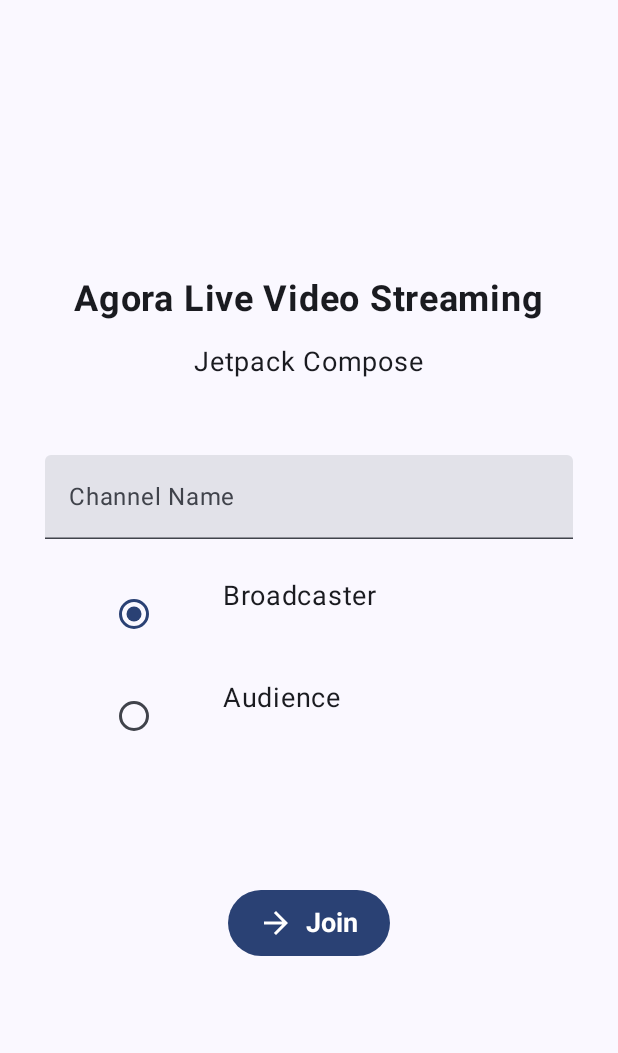
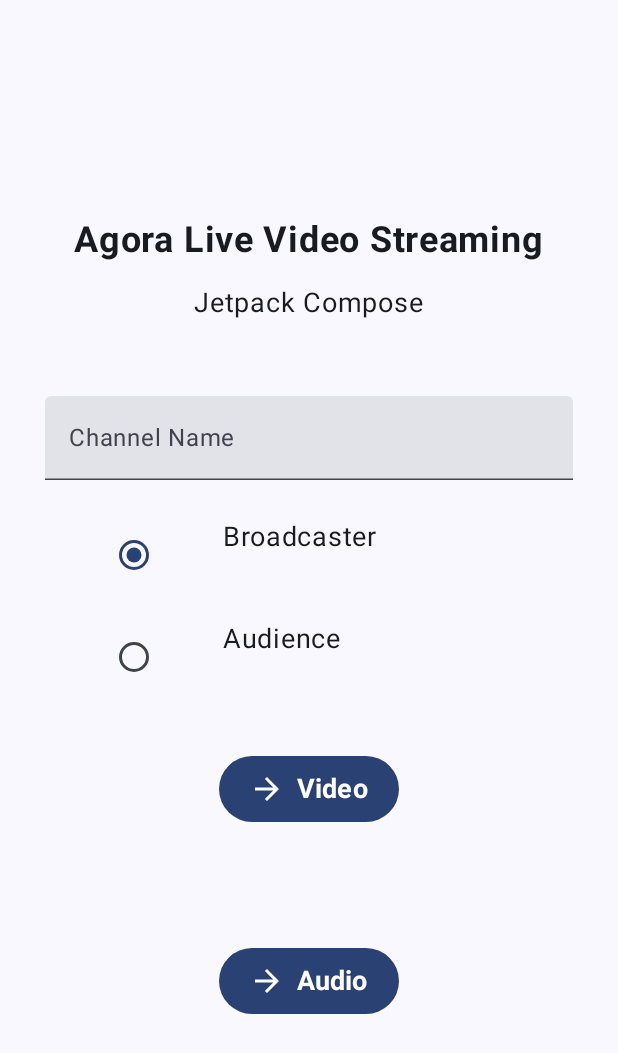
Before and after one commit to hmshohrab/AgoraCall, an Android app built with Jetpack Compose: the screen it shows after launch (MainActivity), on a phone screen of 412 x 824 dp. Shown: the top 1053 px of the screen. Run offline under Robolectric (Android 15) with nearby library versions, the phone set to English and light mode, and no system bars.

Commit message:
bug fixed

```diff
--- a/app/src/main/java/com/shohrab/agoraCall/AudioActivity.kt
+++ b/app/src/main/java/com/shohrab/agoraCall/AudioActivity.kt
@@ -162,7 +162,7 @@ private fun RemoteView(remoteListInfo: Map<Int, TextureView?>, mEngine: RtcEngin
 
 fun initAudioEngine(current: Context, eventHandler: IRtcEngineEventHandler, channelName: String, userRole: String): RtcEngine =
     RtcEngine.create(current, APP_ID, eventHandler).apply {
-        enableVideo()
+       // enableVideo()
         setChannelProfile(1)
         if (userRole == "Broadcaster") {
             setClientRole(1)
--- a/app/src/main/java/com/shohrab/agoraCall/MainActivity.kt
+++ b/app/src/main/java/com/shohrab/agoraCall/MainActivity.kt
@@ -117,7 +117,7 @@ private fun InputFields() {
         }
     }
 
-    Spacer(modifier = Modifier.height(80.dp))
+    Spacer(modifier = Modifier.height(30.dp))
 
     Button(
         onClick = {
@@ -131,8 +131,26 @@ private fun InputFields() {
             vertical = 10.dp
         )
     ) {
-        Icon(Icons.Filled.ArrowForward, contentDescription = "Join", modifier = Modifier.size(24.dp))
+        Icon(Icons.Filled.ArrowForward, contentDescription = "Video", modifier = Modifier.size(24.dp))
         Spacer(modifier = Modifier.size(ButtonDefaults.IconSpacing))
-        Text(text = "Join", fontWeight = FontWeight.Bold, fontSize = 18.sp)
+        Text(text = "Video", fontWeight = FontWeight.Bold, fontSize = 18.sp)
+    }
+    Spacer(modifier = Modifier.height(80.dp))
+
+    Button(
+        onClick = {
+            val intent = Intent(context, AudioActivity::class.java)
+            intent.putExtra("ChannelName", channelNameState.value.text)
+            intent.putExtra("UserRole", selectedOption)
+            ContextCompat.startActivity(context, intent, Bundle())
+        },
+        contentPadding = PaddingValues(
+            horizontal = 20.dp,
+            vertical = 10.dp
+        )
+    ) {
+        Icon(Icons.Filled.ArrowForward, contentDescription = "Audio", modifier = Modifier.size(24.dp))
+        Spacer(modifier = Modifier.size(ButtonDefaults.IconSpacing))
+        Text(text = "Audio", fontWeight = FontWeight.Bold, fontSize = 18.sp)
     }
 }
```
Also changed, not shown: app/src/main/AndroidManifest.xml (+10 -1 lines).
